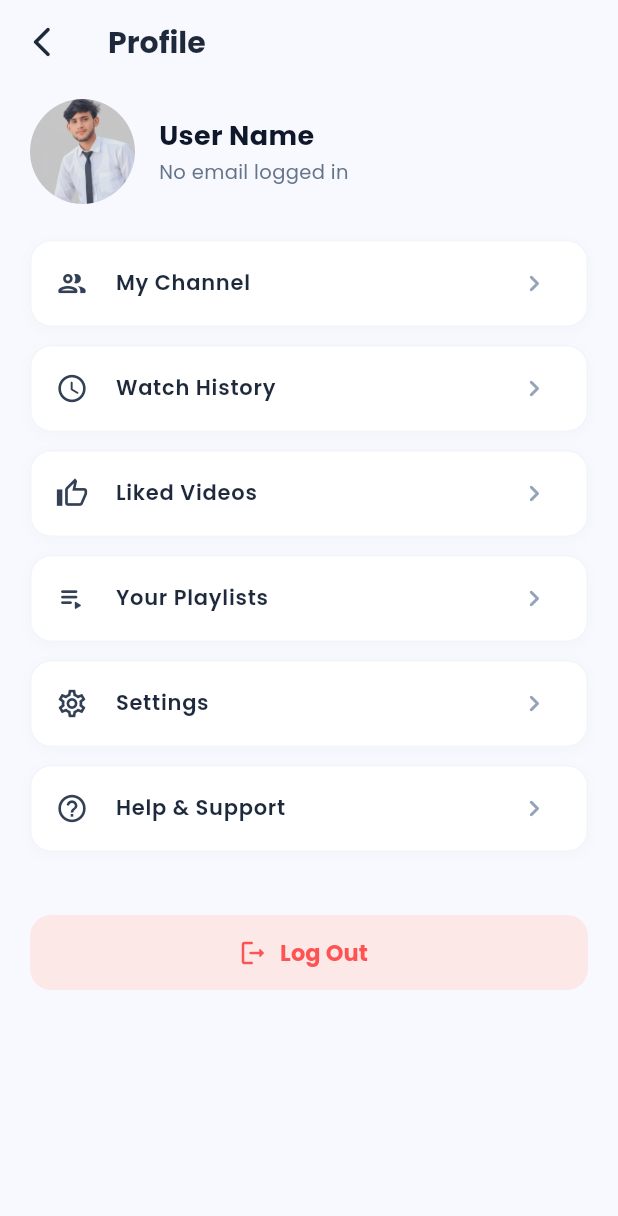
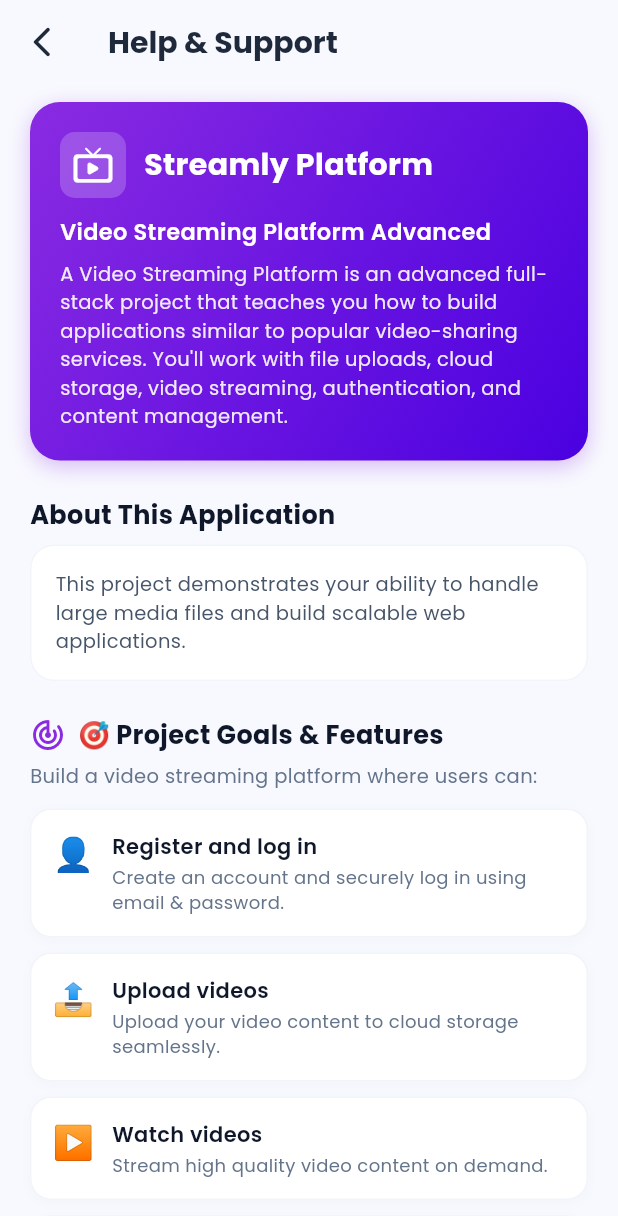
Before and after one commit to mianzainjhandir/Streamly_App, a Flutter app: the ProfileScreen screen opened directly, after a tap on "Help & Support", on a phone screen of 412 x 824 dp. Shown: the top 1216 px of the screen. Run offline on Flutter 3.47's test engine with Material 3 defaults, Android fonts, the phone set to English and light mode, and no system bars; our stand-ins replace cloud_firestore, firebase_auth, firebase_core, gap, get, google_fonts; accounts and stored records are empty.

Commit message:
Added Help and Support screen with detailed project goals and linked from Profile screen

```diff
--- /dev/null
+++ b/lib/screens/help_support/view.dart
@@ -0,0 +1,319 @@
+import 'package:flutter/material.dart';
+import 'package:gap/gap.dart';
+import 'package:get/get.dart';
+import 'package:google_fonts/google_fonts.dart';
+
+class HelpSupportScreen extends StatelessWidget {
+  const HelpSupportScreen({super.key});
+
+  @override
+  Widget build(BuildContext context) {
+    return Scaffold(
+      backgroundColor: const Color(0xFFF8F9FE),
+      appBar: AppBar(
+        backgroundColor: const Color(0xFFF8F9FE),
+        elevation: 0,
+        leading: IconButton(
+          icon: const Icon(Icons.arrow_back_ios_new_rounded, color: Color(0xFF1E293B)),
+          onPressed: () => Get.back(),
+        ),
+        title: Text(
+          'Help & Support',
+          style: GoogleFonts.poppins(
+            color: const Color(0xFF1E293B),
+            fontSize: 20,
+            fontWeight: FontWeight.bold,
+          ),
+        ),
+        centerTitle: false,
+      ),
+      body: SafeArea(
+        child: SingleChildScrollView(
+          padding: const EdgeInsets.symmetric(horizontal: 20, vertical: 12),
+          child: Column(
+            crossAxisAlignment: CrossAxisAlignment.start,
+            children: [
+              // Header Banner Card
+              Container(
+                width: double.infinity,
+                padding: const EdgeInsets.all(20),
+                decoration: BoxDecoration(
+                  gradient: const LinearGradient(
+                    colors: [Color(0xFF8A2BE2), Color(0xFF4A00E0)],
+                    begin: Alignment.topLeft,
+                    end: Alignment.bottomRight,
+                  ),
+                  borderRadius: BorderRadius.circular(20),
+                  boxShadow: [
+                    BoxShadow(
+                      color: const Color(0xFF8A2BE2).withValues(alpha: 0.3),
+                      blurRadius: 12,
+                      offset: const Offset(0, 4),
+                    ),
+                  ],
+                ),
+                child: Column(
+                  crossAxisAlignment: CrossAxisAlignment.start,
+                  children: [
+                    Row(
+                      children: [
+                        Container(
+                          padding: const EdgeInsets.all(8),
+                          decoration: BoxDecoration(
+                            color: Colors.white.withValues(alpha: 0.2),
+                            borderRadius: BorderRadius.circular(10),
+                          ),
+                          child: const Icon(Icons.live_tv_rounded, color: Colors.white, size: 28),
+                        ),
+                        const Gap(12),
+                        Expanded(
+                          child: Text(
+                            'Streamly Platform',
+                            style: GoogleFonts.poppins(
+                              color: Colors.white,
+                              fontSize: 20,
+                              fontWeight: FontWeight.bold,
+                            ),
+                          ),
+                        ),
+                      ],
+                    ),
+                    const Gap(12),
+                    Text(
+                      'Video Streaming Platform Advanced',
+                      style: GoogleFonts.poppins(
+                        color: Colors.white,
+                        fontSize: 15,
+                        fontWeight: FontWeight.w600,
+                      ),
+                    ),
+                    const Gap(8),
+                    Text(
+                      'A Video Streaming Platform is an advanced full-stack project that teaches you how to build applications similar to popular video-sharing services. You\'ll work with file uploads, cloud storage, video streaming, authentication, and content management.',
+                      style: GoogleFonts.poppins(
+                        color: Colors.white.withValues(alpha: 0.9),
+                        fontSize: 13,
+                        height: 1.5,
+                      ),
+                    ),
+                  ],
+                ),
+              ),
+
+              const Gap(24),
+
+              // Overview Section
+              Text(
+                'About This Application',
+                style: GoogleFonts.poppins(
+                  color: const Color(0xFF0F172A),
+                  fontSize: 17,
+                  fontWeight: FontWeight.bold,
+                ),
+              ),
+              const Gap(8),
+              Container(
+                width: double.infinity,
+                padding: const EdgeInsets.all(16),
+                decoration: BoxDecoration(
+                  color: Colors.white,
+                  borderRadius: BorderRadius.circular(16),
+                  border: Border.all(color: const Color(0xFFF1F5F9)),
+                ),
+                child: Text(
+                  'This project demonstrates your ability to handle large media files and build scalable web applications.',
+                  style: GoogleFonts.poppins(
+                    color: const Color(0xFF475569),
+                    fontSize: 13,
+                    height: 1.5,
+                  ),
+                ),
+              ),
+
+              const Gap(24),
+
+              // Project Goals Header
+              Row(
+                children: [
+                  const Icon(Icons.track_changes_rounded, color: Color(0xFF8A2BE2), size: 24),
+                  const Gap(8),
+                  Text(
+                    '🎯 Project Goals & Features',
+                    style: GoogleFonts.poppins(
+                      color: const Color(0xFF0F172A),
+                      fontSize: 17,
+                      fontWeight: FontWeight.bold,
+                    ),
+                  ),
+                ],
+              ),
+              const Gap(6),
+              Text(
+                'Build a video streaming platform where users can:',
+                style: GoogleFonts.poppins(
+                  color: const Color(0xFF64748B),
+                  fontSize: 13,
+                ),
+              ),
+
+              const Gap(12),
+
+              // Features Tiles
+              _buildFeatureTile(
+                emoji: '👤',
+                title: 'Register and log in',
+                description: 'Create an account and securely log in using email & password.',
+              ),
+              _buildFeatureTile(
+                emoji: '📤',
+                title: 'Upload videos',
+                description: 'Upload your video content to cloud storage seamlessly.',
+              ),
+              _buildFeatureTile(
+                emoji: '▶️',
+                title: 'Watch videos',
+                description: 'Stream high quality video content on demand.',
+              ),
+              _buildFeatureTile(
+                emoji: '❤️',
+                title: 'Like videos',
+                description: 'Express appreciation for your favorite video creators.',
+              ),
+              _buildFeatureTile(
+                emoji: '💬',
+                title: 'Comment on videos',
+                description: 'Engage in discussions and post comments on videos.',
+              ),
+              _buildFeatureTile(
+                emoji: '🔍',
+                title: 'Search videos',
+                description: 'Find videos, channels, and topics instantly using search.',
+              ),
+              _buildFeatureTile(
+                emoji: '📂',
+                title: 'Browse by category',
+                description: 'Explore content organized by Gaming, Music, Tech, Movies, etc.',
+              ),
+              _buildFeatureTile(
+                emoji: '👥',
+                title: 'Subscribe to creators',
+                description: 'Follow your favorite creators and get latest video updates.',
+              ),
+              _buildFeatureTile(
+                emoji: '📱',
+                title: 'Watch videos on mobile devices',
+                description: 'Enjoy a fast, smooth mobile streaming experience on any device.',
+              ),
+
+              const Gap(24),
+
+              // Support Contact Card
+              Container(
+                width: double.infinity,
+                padding: const EdgeInsets.all(18),
+                decoration: BoxDecoration(
+                  color: const Color(0xFFEFF6FF),
+                  borderRadius: BorderRadius.circular(16),
+                  border: Border.all(color: const Color(0xFFBFDBFE)),
+                ),
+                child: Row(
+                  children: [
+                    Container(
+                      padding: const EdgeInsets.all(10),
+                      decoration: const BoxDecoration(
+                        color: Color(0xFF3B82F6),
+                        shape: BoxShape.circle,
+                      ),
+                      child: const Icon(Icons.support_agent_rounded, color: Colors.white, size: 24),
+                    ),
+                    const Gap(14),
+                    Expanded(
+                      child: Column(
+                        crossAxisAlignment: CrossAxisAlignment.start,
+                        children: [
+                          Text(
+                            'Still Need Help?',
+                            style: GoogleFonts.poppins(
+                              color: const Color(0xFF1E3A8A),
+                              fontSize: 15,
+                              fontWeight: FontWeight.bold,
+                            ),
+                          ),
+                          Text(
+                            'Contact our support team at support@streamly.com',
+                            style: GoogleFonts.poppins(
+                              color: const Color(0xFF2563EB),
+                              fontSize: 12,
+                            ),
+                          ),
+                        ],
+                      ),
+                    ),
+                  ],
+                ),
+              ),
+
+              const Gap(30),
+            ],
+          ),
+        ),
+      ),
+    );
+  }
+
+  Widget _buildFeatureTile({
+    required String emoji,
+    required String title,
+    required String description,
+  }) {
+    return Container(
+      margin: const EdgeInsets.only(bottom: 10),
+      padding: const EdgeInsets.all(14),
+      decoration: BoxDecoration(
+        color: Colors.white,
+        borderRadius: BorderRadius.circular(14),
+        border: Border.all(color: const Color(0xFFF1F5F9)),
+        boxShadow: [
+          BoxShadow(
+            color: Colors.black.withValues(alpha: 0.02),
+            blurRadius: 6,
+            offset: const Offset(0, 2),
+          ),
+        ],
+      ),
+      child: Row(
+        crossAxisAlignment: CrossAxisAlignment.start,
+        children: [
+          Text(
+            emoji,
+            style: const TextStyle(fontSize: 22),
+          ),
+          const Gap(12),
+          Expanded(
+            child: Column(
+              crossAxisAlignment: CrossAxisAlignment.start,
+              children: [
+                Text(
+                  title,
+                  style: GoogleFonts.poppins(
+                    color: const Color(0xFF0F172A),
+                    fontSize: 14,
+                    fontWeight: FontWeight.w600,
+                  ),
+                ),
+                const Gap(2),
+                Text(
+                  description,
+                  style: GoogleFonts.poppins(
+                    color: const Color(0xFF64748B),
+                    fontSize: 12,
+                  ),
+                ),
+              ],
+            ),
+          ),
+        ],
+      ),
+    );
+  }
+}
--- a/lib/screens/profile/view.dart
+++ b/lib/screens/profile/view.dart
@@ -4,6 +4,7 @@ import 'package:flutter/material.dart';
 import 'package:gap/gap.dart';
 import 'package:get/get.dart';
 import 'package:google_fonts/google_fonts.dart';
+import '../help_support/view.dart';
 import '../login/view.dart';
 
 class ProfileScreen extends StatefulWidget {
@@ -167,7 +168,9 @@ class _ProfileScreenState extends State<ProfileScreen> {
               _buildMenuItem(
                 icon: Icons.help_outline_rounded,
                 title: 'Help & Support',
-                onTap: () {},
+                onTap: () {
+                  Get.to(() => const HelpSupportScreen());
+                },
               ),
 
               const Gap(30),
```
